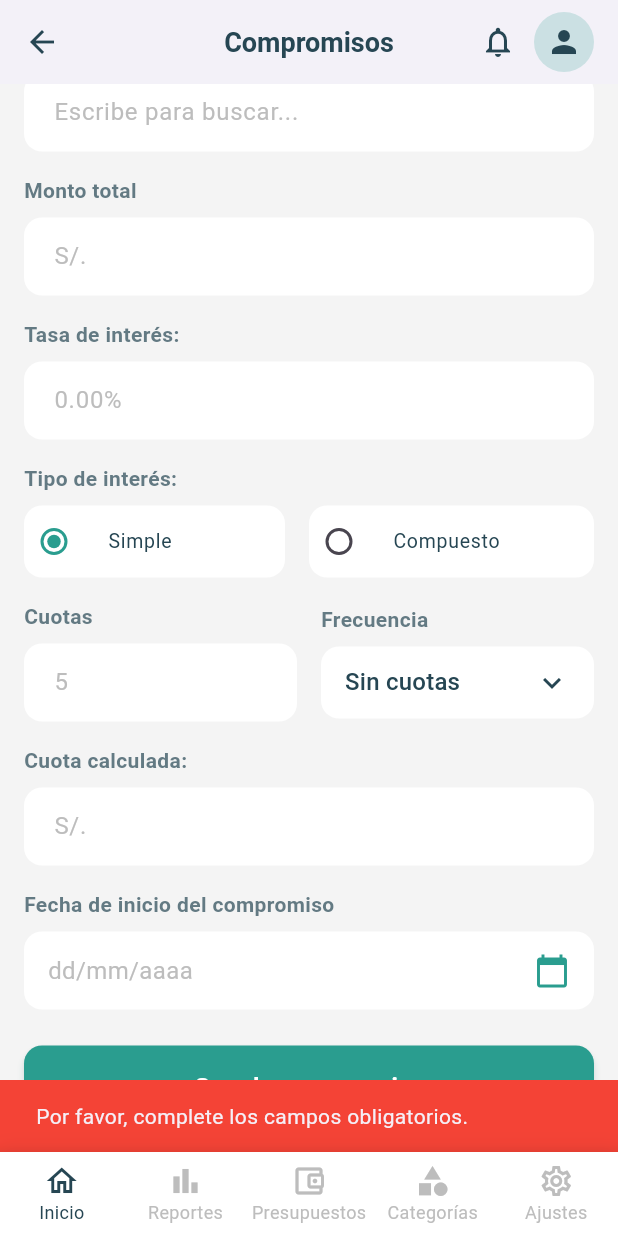
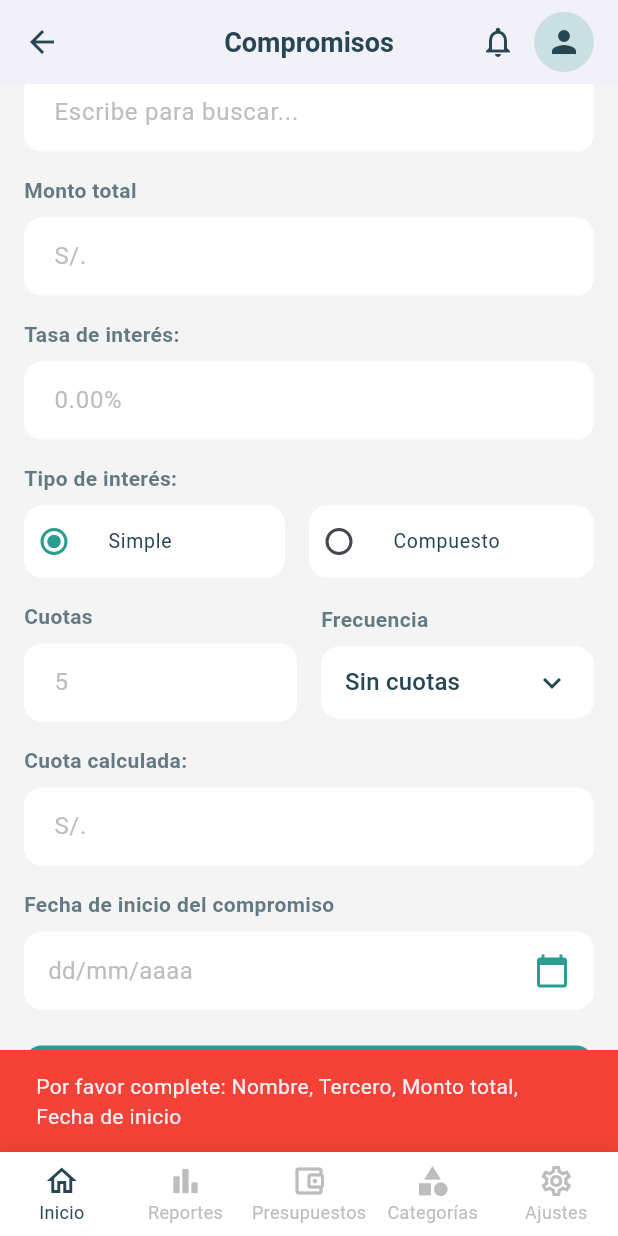
Before and after one commit to edwardqs/app_muchuktec, a Flutter app: the CompromisesCreateScreen screen opened by its route, scrolled down 247 dp, after a tap on "Guardar compromiso", on a phone screen of 412 x 824 dp. Run offline on Flutter 3.47's test engine with Material 3 defaults, Android fonts, the phone set to English and light mode, and no system bars; our stand-ins replace app_links, cached_network_image, firebase_core, firebase_messaging, fl_chart, google_mobile_ads and 2 more; missing offline and left inert: crop_your_image, flutter_file_dialog; accounts and stored records are empty; network calls fail; statements that could not run were skipped.

Commit message:
compromisos fix

```diff
--- a/lib/screens/compromises_create_screen.dart
+++ b/lib/screens/compromises_create_screen.dart
@@ -167,9 +167,9 @@ class _CompromisesCreateScreenState extends State<CompromisesCreateScreen> {
   double _montoTotalFinal = 0.0;
 
   void _calculateInstallmentAmount() {
-    final double? P = double.tryParse(_amountController.text); //
-    final double? tasaAnual = double.tryParse(_interestRateController.text); //
-    final int? n = int.tryParse(_installmentsController.text); //
+    final double? P = double.tryParse(_amountController.text);
+    final double? tasaAnual = double.tryParse(_interestRateController.text);
+    final int? n = int.tryParse(_installmentsController.text);
 
     if (P == null || P <= 0 || n == null || n <= 0) {
       _calculatedAmountController.text = '';
@@ -235,17 +235,96 @@ class _CompromisesCreateScreenState extends State<CompromisesCreateScreen> {
     }
   }
 
+  // ✅ VALIDACIÓN DE TERCERO NO REGISTRADO
+  void _showUnregisteredTerceroDialog() {
+    showDialog(
+      context: context,
+      builder: (BuildContext context) {
+        return AlertDialog(
+          backgroundColor: cBlanco,
+          shape: RoundedRectangleBorder(borderRadius: BorderRadius.circular(16)),
+          title: Row(
+            children: [
+              Icon(Icons.warning_amber_rounded, color: Colors.orange, size: 28),
+              const SizedBox(width: 8),
+              const Expanded(child: Text('Tercero no registrado', style: TextStyle(fontSize: 18))),
+            ],
+          ),
+          content: Text(
+            'El tercero "${_entityController.text}" no se encuentra en sus registros. Debe registrarlo antes de asignar un compromiso.',
+            style: TextStyle(color: cAzulPetroleo),
+          ),
+          actions: [
+            TextButton(
+              onPressed: () => Navigator.pop(context),
+              child: const Text('Cancelar', style: TextStyle(color: Colors.grey)),
+            ),
+            ElevatedButton(
+              style: ElevatedButton.styleFrom(
+                backgroundColor: cVerdeMenta,
+                shape: RoundedRectangleBorder(borderRadius: BorderRadius.circular(8)),
+              ),
+              onPressed: () {
+                Navigator.pop(context);
+                // Asumiendo que la ruta de terceros es '/terceros'
+                Navigator.pushNamed(context, '/compromises_tiers').then((_) {
+                  // Recargar terceros al volver
+                  _loadTerceros();
+                });
+              },
+              child: const Text('Registrar Tercero', style: TextStyle(color: Colors.white)),
+            ),
+          ],
+        );
+      },
+    );
+  }
+
+  // ✅ FUNCIÓN DE CONFIRMACIÓN MODIFICADA CON VALIDACIONES
   void _showConfirmationDialog() {
-    if (_nameController.text.isEmpty ||
-        _entityController.text.isEmpty ||
-        _amountController.text.isEmpty ||
-        _startDate == null) {
+    // 1. Validar campos obligatorios específicos
+    List<String> missingFields = [];
+
+    if (_nameController.text.trim().isEmpty) missingFields.add('Nombre');
+    if (_entityController.text.trim().isEmpty) missingFields.add('Tercero');
+    if (_amountController.text.trim().isEmpty) missingFields.add('Monto total');
+    if (_startDate == null) missingFields.add('Fecha de inicio');
+
+    // Validación de cuotas si la frecuencia NO es 'Sin cuotas'
+    if (_selectedFrequencyText != 'Sin cuotas') {
+      if (_installmentsController.text.trim().isEmpty || _installmentsController.text == '0') {
+        missingFields.add('Cantidad de cuotas');
+      }
+    }
+
+    if (missingFields.isNotEmpty) {
       ScaffoldMessenger.of(context).showSnackBar(
-        const SnackBar(content: Text('Por favor, complete los campos obligatorios.'), backgroundColor: Colors.red),
+        SnackBar(
+          content: Text('Por favor complete: ${missingFields.join(', ')}'),
+          backgroundColor: Colors.red,
+          duration: const Duration(seconds: 4),
+        ),
       );
       return;
     }
 
+    // 2. Validar que el tercero exista en la lista cargada
+    // Buscamos si el texto actual coincide con algún nombre en la lista (case insensitive)
+    final existingTercero = _terceros.firstWhere(
+          (t) => t['nombre'].toString().toLowerCase() == _entityController.text.trim().toLowerCase(),
+      orElse: () => {},
+    );
+
+    if (existingTercero.isEmpty) {
+      // El tercero escrito no está en la lista -> Mostrar Modal
+      _showUnregisteredTerceroDialog();
+      return;
+    } else {
+      // Si existe, nos aseguramos que el ID esté seteado correctamente
+      _selectedTerceroId = existingTercero['id'];
+    }
+
+    // 3. Si todo está bien, mostrar diálogo de confirmación
     showDialog(
       context: context,
       builder: (BuildContext context) {
@@ -567,6 +646,7 @@ class _CompromisesCreateScreenState extends State<CompromisesCreateScreen> {
             SizedBox(
               width: double.infinity,
               child: ElevatedButton(
+                // ✅ CAMBIO: Ahora llama a _showConfirmationDialog que contiene las validaciones
                 onPressed: isLoading ? null : _showConfirmationDialog,
                 style: ElevatedButton.styleFrom(
                   backgroundColor: cVerdeMenta,
@@ -680,11 +760,22 @@ class _CompromisesCreateScreenState extends State<CompromisesCreateScreen> {
           displayStringForOption: (option) => option['nombre'],
           fieldViewBuilder:
               (context, controller, focusNode, onFieldSubmitted) {
-            controller.text = _entityController.text;
+
+            // Si el controlador del padre tiene texto pero el interno no, sincronizamos.
+            if (_entityController.text.isNotEmpty && controller.text.isEmpty) {
+              controller.text = _entityController.text;
+            }
+
             return TextField(
               controller: controller,
               focusNode: focusNode,
               style: TextStyle(color: cAzulPetroleo),
+              // ✅ CAMBIO: Detectamos cambios manuales para resetear el ID seleccionado
+              onChanged: (val) {
+                _entityController.text = val;
+                // Si el usuario edita el texto, reseteamos el ID porque podría no coincidir ya
+                _selectedTerceroId = null;
+              },
               decoration: InputDecoration(
                 hintText: 'Escribe para buscar...',
                 hintStyle: TextStyle(color: Colors.grey[400]),
```
Also changed, not shown: 1 other file.
